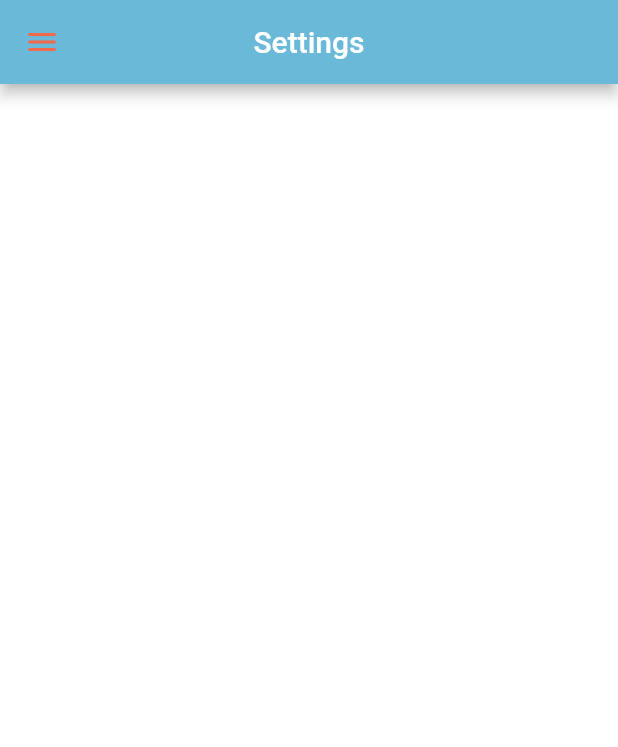
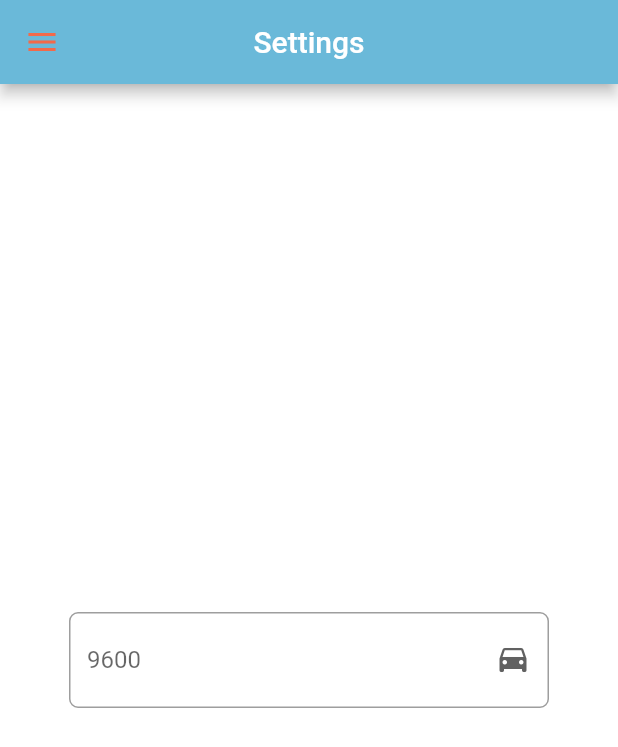
Before and after one commit to RenanMatosKX/USB-CDC-STM32, a Flutter app: the SettingPage screen opened directly, on a phone screen of 412 x 824 dp. Shown: the top 747 px of the screen. Run offline on Flutter 3.47's test engine with Material 2 defaults, Android fonts, the phone set to English and light mode, and no system bars; missing offline and left inert: usb_serial.

Commit message:
Criando os dropdownbutton para os settings

```diff
--- a/NowGo/lib/init_page.dart
+++ b/NowGo/lib/init_page.dart
@@ -1,5 +1,4 @@
 import 'dart:async';
-
 import 'package:flutter/material.dart';
 import 'package:nowgo/Transfer_Page.dart';
 import 'package:nowgo/info_page.dart';
@@ -17,7 +16,7 @@ class InitPage extends StatefulWidget {
 class _InitPageState extends State<InitPage> {
   void initApp() {
     Timer(Duration(seconds: 3), () {
-      print("Yeah, this line is printed after 3 seconds");
+      print("Yeah, this line is printed after 5 seconds");
       setState(() {
         Navigator.push(
           context,
--- a/NowGo/lib/setting_page.dart
+++ b/NowGo/lib/setting_page.dart
@@ -2,6 +2,24 @@ import 'package:flutter/material.dart';
 import 'package:nowgo/controller_page.dart';
 import 'package:nowgo/info_page.dart';
 import 'package:nowgo/usbDevices_page.dart';
+
+int itemCount = 4;
+bool stateLED12 = true;
+bool stateLED13 = true;
+bool stateLED14 = true;
+bool stateLED15 = true;
+bool stateDateSend = true;
+bool stateDateReceived = true;
+DateTime now = DateTime.now();
+String dateHour = "17";
+String dateMin = "04";
+String dateSec = "55";
+String dateDay = "17";
+String dateMonth = "02";
+String dateYear = "2023";
+
+final dropValue = ValueNotifier('');
+final dropBaudRate = ['2400','9600','19200','38400','57600','115200'];
 
 class SettingPage extends StatefulWidget {
   const SettingPage({super.key});
@@ -22,6 +40,117 @@ class _SettingPageState extends State<SettingPage> {
         backgroundColor: Color.fromARGB(255, 106, 185, 217),
         foregroundColor: Colors.white,
       ),
+
+/*
+      body: Column(
+        children: [
+         //Item 1 - Led 12
+          ListTile(
+            title: Text('Baud rate'),
+            subtitle: stateLED12 ? Text("115200") : Text('9600'),
+            leading: const Icon(
+              Icons.emoji_objects,
+              size: 60.0,
+            ),
+            trailing: const Icon(
+              Icons.power_settings_new,
+              size: 50.0,
+            ),
+            //iconColor: Colors.amber,
+            iconColor: stateLED12 ? Colors.grey : Colors.greenAccent,
+
+            onTap: () {
+              setState(() => stateLED12 = !stateLED12);
+              debugPrint('Item ${(1 + 1)}');
+            },
+          ),
+         //Item 2 - LED 13
+          ListTile(
+            title: Text('Data bits'),
+             subtitle: stateLED13 ? Text("Desligado") : Text('Ligado'),
+            leading: const Icon(
+              Icons.emoji_objects,
+              size: 60.0,
+            ),
+            trailing: const Icon(
+              Icons.power_settings_new,
+              size: 50.0,
+            ),
+            iconColor: stateLED13 ? Colors.grey : Colors.orangeAccent,
+            onTap: () {
+              setState(() => stateLED13 = !stateLED13);
+              debugPrint('Item ${(1 + 1)}');
+            },
+          ),
+         // Item 3 - LED 14
+          ListTile(
+            title: Text('Parity'),
+             subtitle: stateLED14 ? Text("Desligado") : Text('Ligado'),
+            leading: const Icon(
+              Icons.emoji_objects,
+              size: 60.0,
+            ),
+            trailing: const Icon(
+              Icons.power_settings_new,
+              size: 50.0,
+            ),
+              iconColor: stateLED14 ? Colors.grey : Colors.redAccent,
+            onTap: () {
+               setState(() => stateLED14 = !stateLED14);
+              debugPrint('Item ${(1 + 1)}');
+            },
+          ),
+
+         // Item 4 - LED 15
+          ListTile(
+            title: Text('Stop bits'),
+           subtitle: stateLED15 ? Text("Desligado") : Text('Ligado'),
+            leading: const Icon(
+              Icons.emoji_objects,
+              size: 60.0,
+            ),
+            trailing: const Icon(
+              Icons.power_settings_new,
+              size: 50.0,
+            ),
+              iconColor: stateLED15 ? Colors.grey : Colors.lightBlue,
+            onTap: () {
+               setState(() => stateLED15 = !stateLED15);
+              debugPrint('Item ${(1 + 1)}');
+            },
+          ),
+
+
+        ],
+
+      ),
+*/
+      body: Center(
+        child: ValueListenableBuilder(
+          valueListenable: dropValue, builder:(BuildContext context, String value, _){
+              return SizedBox(
+                width: 320,
+                child: DropdownButtonFormField<String>(
+
+                isExpanded: true,
+                 icon: const Icon(Icons.drive_eta),
+                 hint: const Text('9600'),
+                 decoration: InputDecoration(
+                    border: OutlineInputBorder(
+                      borderRadius: BorderRadius.circular(6),
+                    )
+                 ) ,
+                  value: (value.isEmpty) ? null:value,
+                  onChanged: (escolha) => dropValue.value = escolha.toString(),
+                  items: dropBaudRate.map((op) => DropdownMenuItem(
+                    value: op,
+                    child: Text(op),
+                    ),).toList(),
+                 ),
+              );
+          }),
+         ),
+
 
       //Menu Lateral
       drawer: Drawer(
```
